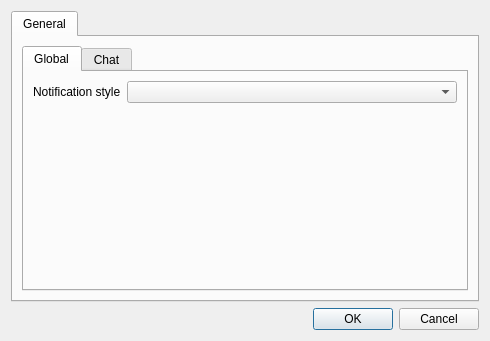
This is ui/settingsdialog.ui in lighterowl/czateria as Qt 5 draws it before an edit. The edited form follows.
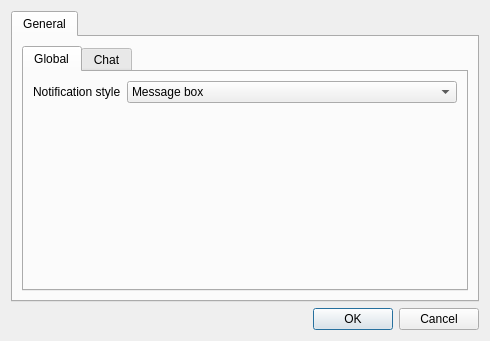
This is the edited form. The open tabs and pages were chosen to show the change.

The edit to the form file:
```diff
--- a/ui/settingsdialog.ui
+++ b/ui/settingsdialog.ui
@@ -45,7 +45,18 @@
             </widget>
            </item>
            <item row="0" column="1">
-            <widget class="QComboBox" name="comboBox"/>
+            <widget class="QComboBox" name="notifStyleComboBox">
+             <item>
+              <property name="text">
+               <string>Message box</string>
+              </property>
+             </item>
+             <item>
+              <property name="text">
+               <string>Native</string>
+              </property>
+             </item>
+            </widget>
            </item>
           </layout>
          </widget>
```
Left out of the diff: 2 changed lines with no effect on the pictures.
